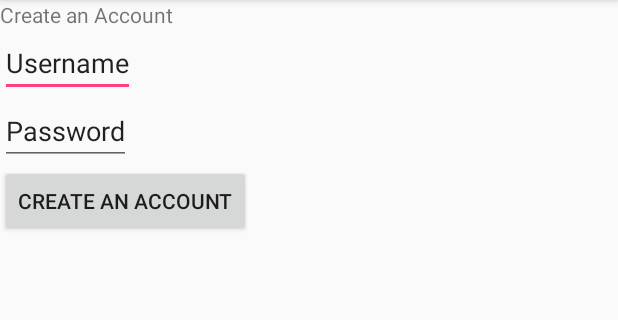
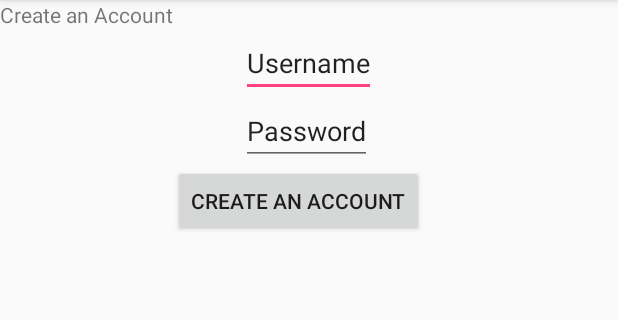
Before and after one commit to CLiu13/Vibe-App, an Android app: the CreateAccount screen opened directly, with no data from a screen before it, on a phone screen of 412 x 824 dp, the part 84-404 px from its top. Run offline under Robolectric (Android 15) with nearby library versions, the phone set to English and light mode, and no system bars; our stand-ins replace Firebase (no records; nobody signed in at launch, a user with empty details on screens opened directly); libraries missing offline, so code that uses them is left out: com.pawegio.kandroid.

Commit message:
It's 4 in the morning... still no commit message

```diff
--- a/app/src/main/res/layout/activity_main.xml
+++ b/app/src/main/res/layout/activity_main.xml
@@ -7,6 +7,12 @@
     android:layout_width="match_parent"
     android:layout_height="match_parent"
     tools:context="com.example.hangr.MainActivity">
+
+    <!--
+    - android:textAppearance="@style/Base.TextAppearance.AppCompat.Large"
+    - android:textStyle="bold"
+    - android:layout_below="@+id/login"
+    -->
 
     <TextView
         android:id="@+id/login"
--- a/app/src/main/res/layout/create_account.xml
+++ b/app/src/main/res/layout/create_account.xml
@@ -11,23 +11,26 @@
 
     <EditText
         android:id="@+id/createUsername"
-        android:text="@string/username"
         android:layout_width="wrap_content"
         android:layout_height="wrap_content"
-        android:layout_below="@+id/createAccountTextView"/>
+        android:layout_below="@+id/createAccountTextView"
+        android:layout_centerHorizontal="true"
+        android:text="@string/username" />
 
     <EditText
         android:id="@+id/createPassword"
-        android:text="@string/password"
         android:layout_width="wrap_content"
         android:layout_height="wrap_content"
-        android:layout_below="@+id/createUsername" />
+        android:layout_alignStart="@+id/createUsername"
+        android:layout_below="@+id/createUsername"
+        android:text="@string/password" />
 
     <Button
         android:id="@+id/createSubmit"
-        android:text="@string/create"
         android:layout_width="wrap_content"
         android:layout_height="wrap_content"
-        android:layout_below="@+id/createPassword"/>
+        android:layout_below="@+id/createPassword"
+        android:layout_toEndOf="@+id/createAccountTextView"
+        android:text="@string/create" />
 
 </RelativeLayout>
--- a/app/src/main/res/layout/people.xml
+++ b/app/src/main/res/layout/people.xml
@@ -14,6 +14,7 @@
 
     <TextView
         android:id="@+id/textViewOnline"
+        android:text="c"
         android:layout_width="wrap_content"
         android:layout_height="wrap_content"
         android:paddingRight="20px"
```
